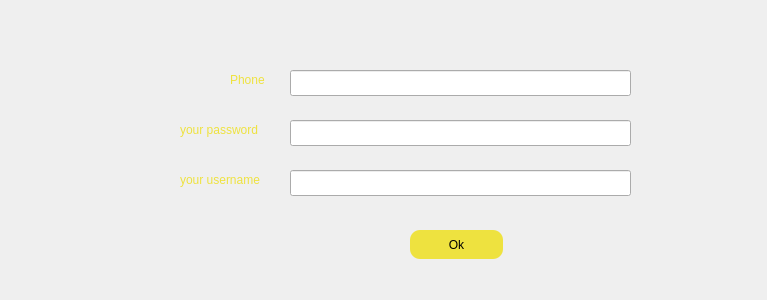
First picture: the form in enter/forget.ui, repository Shayanrava/APproject, before the edit.
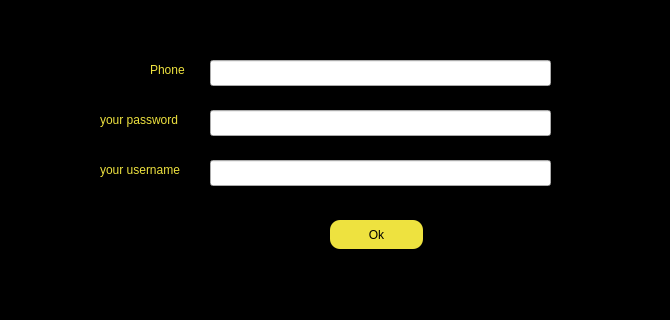
Second picture: the form after the edit.

```diff
--- a/enter/forget.ui
+++ b/enter/forget.ui
@@ -6,48 +6,34 @@
    <rect>
     <x>0</x>
     <y>0</y>
-    <width>767</width>
-    <height>300</height>
+    <width>670</width>
+    <height>320</height>
    </rect>
   </property>
   <property name="windowTitle">
    <string>Form</string>
   </property>
-  <widget class="QLineEdit" name="lineEdit_Phone">
+  <property name="styleSheet">
+   <string notr="true">#forget{
+
+background-color:black;
+}</string>
+  </property>
+  <widget class="QLineEdit" name="lineEdit_Pass">
    <property name="geometry">
     <rect>
-     <x>290</x>
-     <y>70</y>
+     <x>210</x>
+     <y>110</y>
      <width>341</width>
      <height>26</height>
     </rect>
    </property>
   </widget>
-  <widget class="QLabel" name="labelusername">
-   <property name="geometry">
-    <rect>
-     <x>180</x>
-     <y>170</y>
-     <width>101</width>
-     <height>20</height>
-    </rect>
-   </property>
-   <property name="styleSheet">
-    <string notr="true">#labelusername{
-color:rgb(238, 226, 63);
-
-
-}</string>
-   </property>
-   <property name="text">
-    <string>your username</string>
-   </property>
-  </widget>
   <widget class="QLabel" name="labelPhone">
    <property name="geometry">
     <rect>
-     <x>230</x>
-     <y>70</y>
+     <x>150</x>
+     <y>60</y>
      <width>51</width>
      <height>20</height>
     </rect>
@@ -63,11 +49,41 @@
     <string>Phone</string>
    </property>
   </widget>
+  <widget class="QLineEdit" name="lineEdit_User">
+   <property name="geometry">
+    <rect>
+     <x>210</x>
+     <y>160</y>
+     <width>341</width>
+     <height>26</height>
+    </rect>
+   </property>
+  </widget>
+  <widget class="QLabel" name="labelpassword">
+   <property name="geometry">
+    <rect>
+     <x>100</x>
+     <y>110</y>
+     <width>101</width>
+     <height>20</height>
+    </rect>
+   </property>
+   <property name="styleSheet">
+    <string notr="true">#labelpassword{
+color:rgb(238, 226, 63);
+
+
+}</string>
+   </property>
+   <property name="text">
+    <string>your password</string>
+   </property>
+  </widget>
   <widget class="QPushButton" name="pushButtonOk">
    <property name="geometry">
     <rect>
-     <x>410</x>
-     <y>230</y>
+     <x>330</x>
+     <y>220</y>
      <width>93</width>
      <height>29</height>
     </rect>
@@ -84,44 +100,34 @@
     <string>Ok</string>
    </property>
   </widget>
-  <widget class="QLineEdit" name="lineEdit_User">
+  <widget class="QLineEdit" name="lineEdit_Phone">
    <property name="geometry">
     <rect>
-     <x>290</x>
-     <y>170</y>
+     <x>210</x>
+     <y>60</y>
      <width>341</width>
      <height>26</height>
     </rect>
    </property>
   </widget>
-  <widget class="QLineEdit" name="lineEdit_Pass">
+  <widget class="QLabel" name="labelusername">
    <property name="geometry">
     <rect>
-     <x>290</x>
-     <y>120</y>
-     <width>341</width>
-     <height>26</height>
-    </rect>
-   </property>
-  </widget>
-  <widget class="QLabel" name="labelpassword">
-   <property name="geometry">
-    <rect>
-     <x>180</x>
-     <y>120</y>
+     <x>100</x>
+     <y>160</y>
      <width>101</width>
      <height>20</height>
     </rect>
    </property>
    <property name="styleSheet">
-    <string notr="true">#labelpassword{
+    <string notr="true">#labelusername{
 color:rgb(238, 226, 63);
 
 
 }</string>
    </property>
    <property name="text">
-    <string>your password</string>
+    <string>your username</string>
    </property>
   </widget>
  </widget>
```
